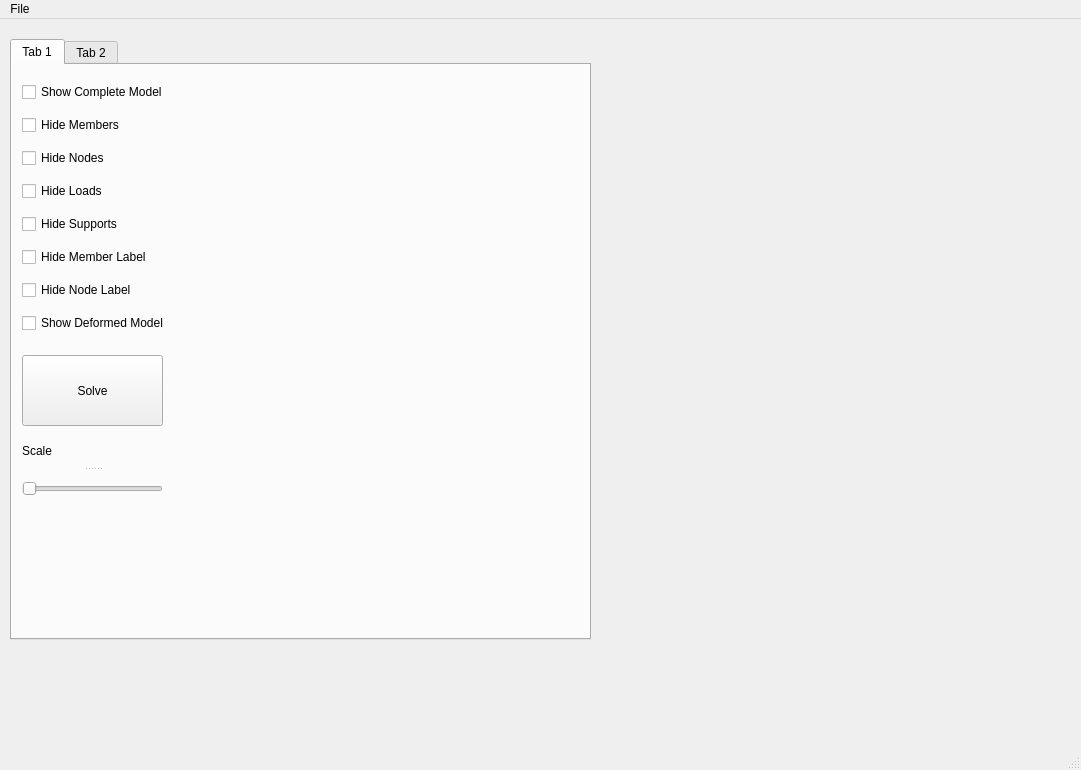
First picture: the form in UI/Main.ui, repository HHasanoglu/PyStruct, before the edit.
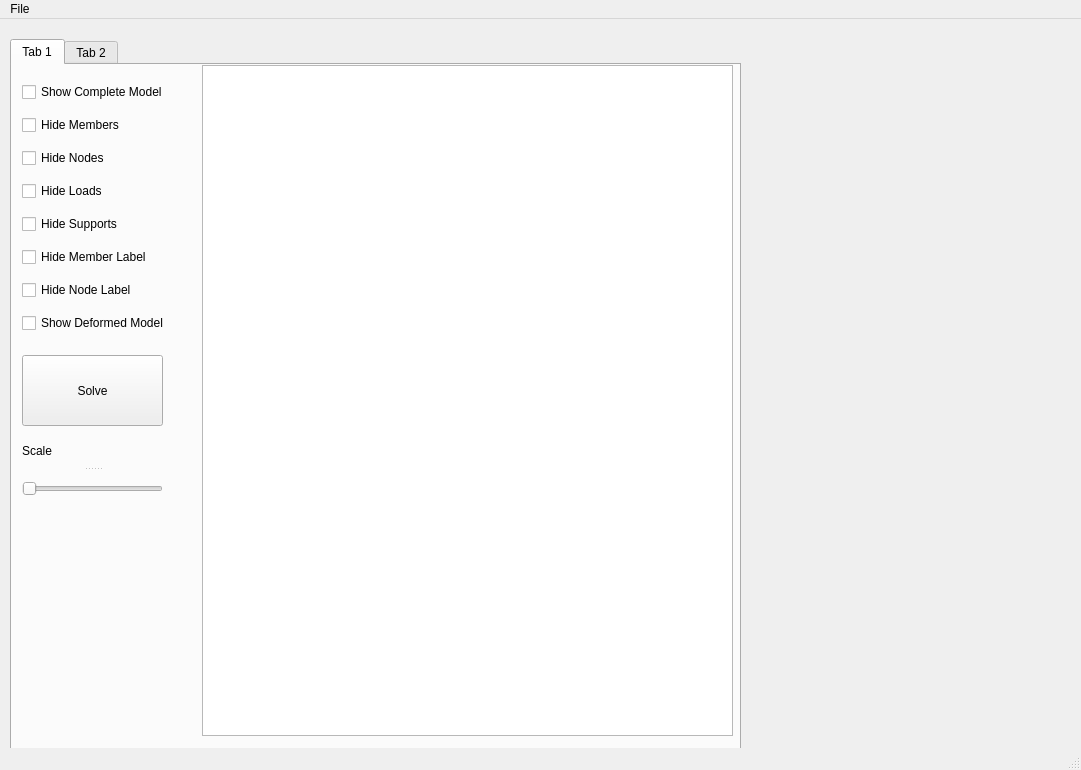
Second picture: the form after the edit.

Commit message: Added Elements Table to UI

The edit to the form file:
```diff
--- a/UI/Main.ui
+++ b/UI/Main.ui
@@ -19,8 +19,8 @@
      <rect>
       <x>10</x>
       <y>20</y>
-      <width>581</width>
-      <height>601</height>
+      <width>731</width>
+      <height>711</height>
      </rect>
     </property>
     <property name="currentIndex">
@@ -134,6 +134,16 @@
        </property>
       </widget>
      </widget>
+     <widget class="QTableWidget" name="elementsTable">
+      <property name="geometry">
+       <rect>
+        <x>190</x>
+        <y>0</y>
+        <width>531</width>
+        <height>671</height>
+       </rect>
+      </property>
+     </widget>
     </widget>
     <widget class="QWidget" name="tabFrame">
      <attribute name="title">
```
The commit also changes 3 other files.
